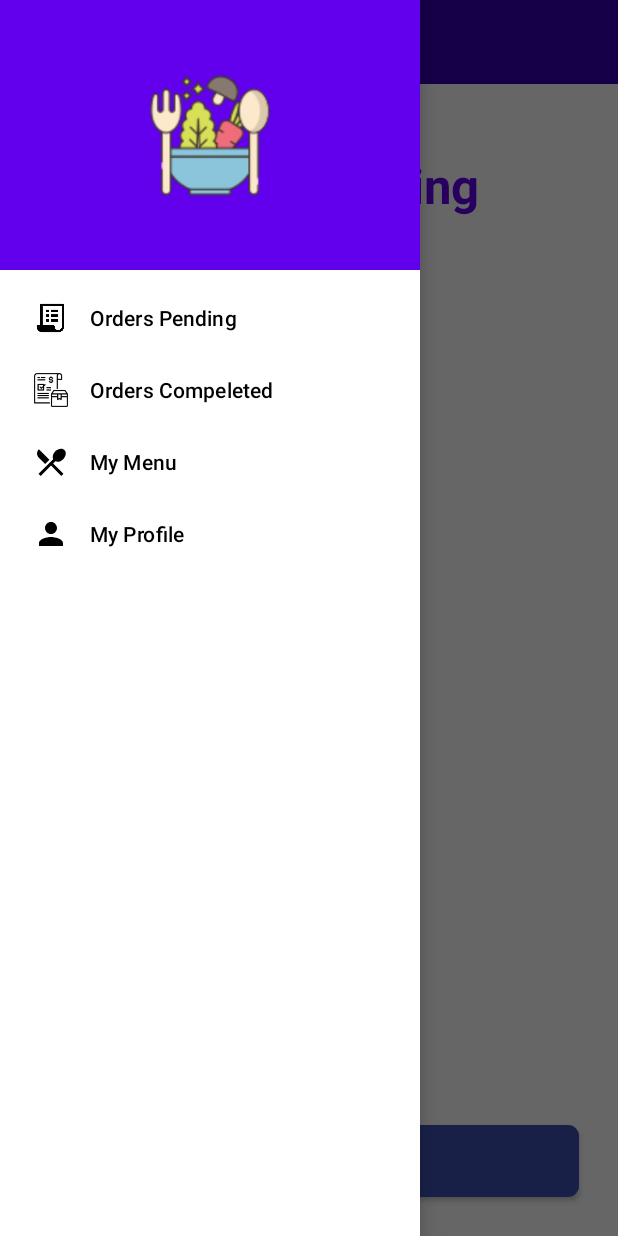
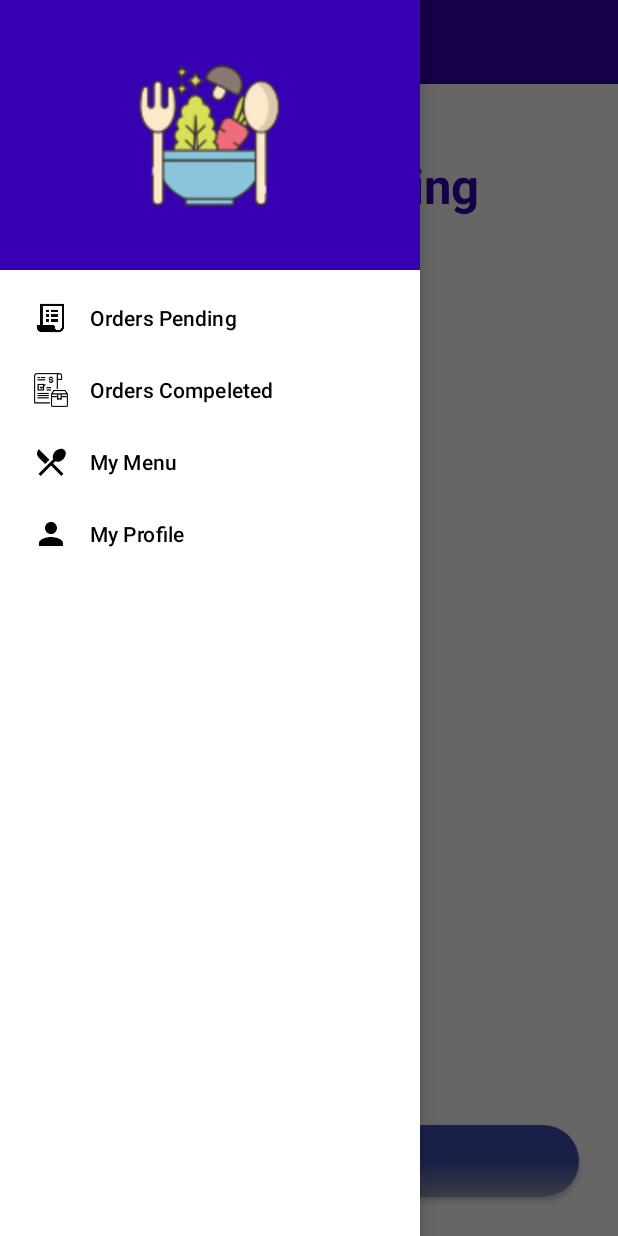
Before and after one commit to shirishagavini/Client_Yummy_Tummy, an Android app: the DashBoardActivity screen opened directly, with no data from a screen before it, with the side drawer open, on a phone screen of 412 x 824 dp. Run offline under Robolectric (Android 15) with nearby library versions, the phone set to English and light mode, and no system bars; our stand-ins replace Firebase (no records; nobody signed in at launch, a user with empty details on screens opened directly); Roboto replaces fonts that are not available here.

Commit message:
done with order fragment, menu fragments, pincode fragments

```diff
--- a/app/src/main/java/com/example/yummytummyclient/BaseFragment.java
+++ b/app/src/main/java/com/example/yummytummyclient/BaseFragment.java
@@ -12,13 +12,14 @@ import android.view.ViewGroup;
 
 import com.google.firebase.auth.FirebaseUser;
 
-public class BaseFragment extends Fragment {
+public class BaseFragment extends Fragment
+{
 // This is the base fragment where all variables and methods are declared for the generic use of the Fragments.
     protected View view;
     protected String currUserID;
     protected FirebaseUser currUser;
 
-//  This is the load fragment for laoding the fragments in  the main framelayout.
+
     protected void loadFragment(androidx.fragment.app.Fragment fragment, boolean add) {
         FragmentManager manager = getActivity().getSupportFragmentManager();
         FragmentTransaction transaction = manager.beginTransaction();
--- a/app/src/main/java/com/example/yummytummyclient/DashBoardActivity.java
+++ b/app/src/main/java/com/example/yummytummyclient/DashBoardActivity.java
@@ -19,12 +19,13 @@ import android.view.MenuItem;
 import com.google.android.material.navigation.NavigationView;
 
 
-public class DashBoardActivity extends AppCompatActivity {
-//  Variables declared the drawer layout
+public class DashBoardActivity extends AppCompatActivity
+{
+
     private DrawerLayout mDrawer;
     private Toolbar toolbar;
     private NavigationView nvDrawer;
-//  Make sure to be using androidx.appcompat.app.ActionBarDrawerToggle version.
+
     private ActionBarDrawerToggle drawerToggle;
 
     @Override
@@ -32,11 +33,11 @@ public class DashBoardActivity extends AppCompatActivity {
         super.onCreate(savedInstanceState);
         setContentView(R.layout.activity_dash_board);
 
-//      Setting up the custom toolbar for the drawer layout.
+
         toolbar = (Toolbar) findViewById(R.id.customToolbar);
         setSupportActionBar(toolbar);
 
-// This will display an Up icon (<-), we will replace it with hamburger later
+
         getSupportActionBar().setDisplayHomeAsUpEnabled(true);
         mDrawer = (DrawerLayout) findViewById(R.id.drawer);
 //      Setting the up the drawer layout.
@@ -46,7 +47,6 @@ public class DashBoardActivity extends AppCompatActivity {
             Log.e("error","hello");
         }
 
-        // Setup toggle to display hamburger icon with nice animation
         drawerToggle.setDrawerIndicatorEnabled(true);
         drawerToggle.syncState();
 //      Tie DrawerLayout events to the ActionBarToggle
@@ -65,9 +65,11 @@ public class DashBoardActivity extends AppCompatActivity {
         setupDrawerContent(nvDrawer);
     }
 
-    private void setupDrawerContent(NavigationView navigationView) {
+    private void setupDrawerContent(NavigationView navigationView)
+    {
         navigationView.setNavigationItemSelectedListener(
-                new NavigationView.OnNavigationItemSelectedListener() {
+                new NavigationView.OnNavigationItemSelectedListener()
+                {
                     @Override
                     public boolean onNavigationItemSelected(@NonNull MenuItem menuItem) {
 //                      setting up the menuItem
--- a/app/src/main/res/layout/fragment_my_detaills.xml
+++ b/app/src/main/res/layout/fragment_my_detaills.xml
@@ -16,7 +16,7 @@
             android:layout_height="wrap_content"
             android:layout_marginTop="@dimen/_35sdp"
             android:text="My Details"
-            android:textColor="@color/mid_color"
+            android:textColor="@color/purple_700"
             android:textSize="@dimen/_25sdp"
             android:textStyle="bold"
             app:layout_constraintEnd_toEndOf="parent"
--- a/app/src/main/res/layout/fragment_my_menu.xml
+++ b/app/src/main/res/layout/fragment_my_menu.xml
@@ -12,7 +12,7 @@
         android:layout_height="wrap_content"
         android:layout_marginTop="@dimen/_35sdp"
         android:text="My Menu"
-        android:textColor="@color/theme_color"
+        android:textColor="@color/purple_700"
         android:textSize="@dimen/_25sdp"
         android:textStyle="bold"
         app:layout_constraintEnd_toEndOf="parent"
@@ -35,7 +35,7 @@
         android:layout_height="wrap_content"
         android:layout_marginStart="@dimen/_20sdp"
         android:layout_marginEnd="@dimen/_20sdp"
-        android:background="@drawable/purple_button_bg"
+        android:background="@drawable/bg"
         android:fontFamily="@font/roboto_medium"
         android:text="@string/add_an_item"
         android:textAllCaps="false"
--- a/app/src/main/res/layout/fragment_order_compeleted.xml
+++ b/app/src/main/res/layout/fragment_order_compeleted.xml
@@ -12,7 +12,7 @@
         android:id="@+id/textView2"
         android:layout_marginTop="@dimen/_35sdp"
         android:text="@string/orders_completed"
-        android:textColor="@color/purple_500"
+        android:textColor="@color/purple_700"
         android:textSize="@dimen/_25sdp"
         android:textStyle="bold"
         app:layout_constraintEnd_toEndOf="parent"
--- a/app/src/main/res/layout/fragment_order_pending.xml
+++ b/app/src/main/res/layout/fragment_order_pending.xml
@@ -12,7 +12,7 @@
         android:layout_height="wrap_content"
         android:layout_marginTop="@dimen/_35sdp"
         android:text="@string/orders_pending"
-        android:textColor="@color/purple_500"
+        android:textColor="@color/purple_700"
         android:textSize="@dimen/_25sdp"
         android:textStyle="bold"
         app:layout_constraintEnd_toEndOf="parent"
@@ -35,7 +35,7 @@
         android:layout_height="wrap_content"
         android:layout_marginStart="@dimen/_20sdp"
         android:layout_marginEnd="@dimen/_20sdp"
-        android:background="@drawable/purple_button_bg"
+        android:background="@drawable/bg"
         android:fontFamily="@font/roboto_medium"
         android:text="Save"
         android:textAllCaps="false"
--- a/app/src/main/res/layout/side_navigation_header.xml
+++ b/app/src/main/res/layout/side_navigation_header.xml
@@ -2,16 +2,16 @@
 <androidx.constraintlayout.widget.ConstraintLayout xmlns:android="http://schemas.android.com/apk/res/android"
     android:layout_width="match_parent"
     xmlns:app="http://schemas.android.com/apk/res-auto"
-    android:background="@color/purple_500"
+    android:background="@color/purple_700"
     android:layout_height="180dp">
 
     <ImageView
-        android:layout_width="110dp"
-        android:layout_height="90dp"
+        android:layout_width="116dp"
+        android:layout_height="106dp"
         android:src="@drawable/restaurant_logo"
+        app:layout_constraintBottom_toBottomOf="parent"
         app:layout_constraintEnd_toEndOf="parent"
-        app:layout_constraintTop_toTopOf="parent"
-        app:layout_constraintBottom_toBottomOf="parent"
-        app:layout_constraintStart_toStartOf="parent"/>
+        app:layout_constraintStart_toStartOf="parent"
+        app:layout_constraintTop_toTopOf="parent" />
 
 </androidx.constraintlayout.widget.ConstraintLayout>
```
Also changed, not shown: app/src/main/java/com/example/yummytummyclient/AddItemFragment.java (+6 -5 lines), app/src/main/java/com/example/yummytummyclient/Location.java (+6 -3 lines), app/src/main/java/com/example/yummytummyclient/LoginFragment.java (+4 -4 lines).
